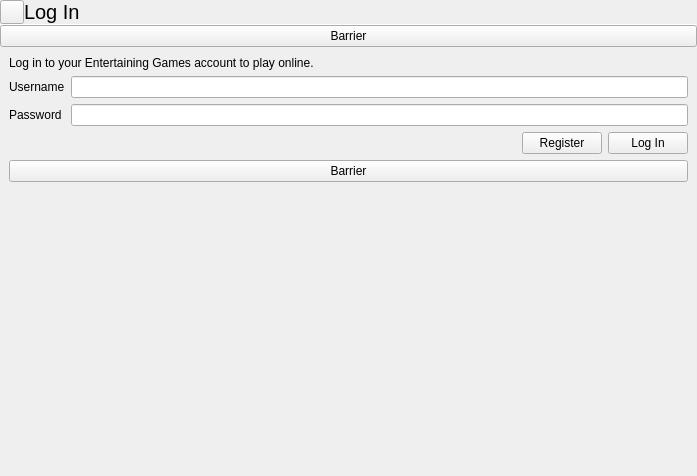
vicr123/libentertaining, file online/logindialog.ui: the form before one commit.
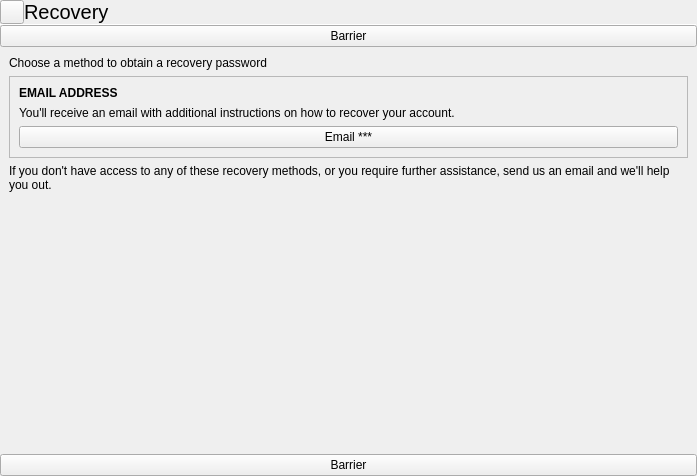
The form after the commit. The open tabs and pages were chosen to show the change. Icons and pictures are not drawn. Custom widgets are drawn as their Qt base class.

Commit message: Password resets work

The edit to the form file:
```diff
--- a/online/logindialog.ui
+++ b/online/logindialog.ui
@@ -487,6 +487,194 @@
        </item>
       </layout>
      </widget>
+     <widget class="QWidget" name="recoveryPage">
+      <layout class="QVBoxLayout" name="verticalLayout_5">
+       <property name="spacing">
+        <number>0</number>
+       </property>
+       <property name="leftMargin">
+        <number>0</number>
+       </property>
+       <property name="topMargin">
+        <number>0</number>
+       </property>
+       <property name="rightMargin">
+        <number>0</number>
+       </property>
+       <property name="bottomMargin">
+        <number>0</number>
+       </property>
+       <item>
+        <layout class="QHBoxLayout" name="horizontalLayout_6">
+         <property name="spacing">
+          <number>0</number>
+         </property>
+         <item>
+          <widget class="QToolButton" name="backButton_3">
+           <property name="sizePolicy">
+            <sizepolicy hsizetype="Preferred" vsizetype="Preferred">
+             <horstretch>0</horstretch>
+             <verstretch>0</verstretch>
+            </sizepolicy>
+           </property>
+           <property name="text">
+            <string/>
+           </property>
+           <property name="icon">
+            <iconset resource="../libentertaining_resources.qrc">
+             <normaloff>:/libentertaining/icons/go-previous.svg</normaloff>:/libentertaining/icons/go-previous.svg</iconset>
+           </property>
+          </widget>
+         </item>
+         <item>
+          <widget class="QLabel" name="label_15">
+           <property name="sizePolicy">
+            <sizepolicy hsizetype="Expanding" vsizetype="Preferred">
+             <horstretch>0</horstretch>
+             <verstretch>0</verstretch>
+            </sizepolicy>
+           </property>
+           <property name="font">
+            <font>
+             <pointsize>15</pointsize>
+            </font>
+           </property>
+           <property name="text">
+            <string>Recovery</string>
+           </property>
+           <property name="margin">
+            <number>9</number>
+           </property>
+          </widget>
+         </item>
+        </layout>
+       </item>
+       <item>
+        <widget class="Line" name="line_3">
+         <property name="maximumSize">
+          <size>
+           <width>16777215</width>
+           <height>1</height>
+          </size>
+         </property>
+         <property name="orientation">
+          <enum>Qt::Horizontal</enum>
+         </property>
+        </widget>
+       </item>
+       <item>
+        <widget class="FocusBarrier" name="focusBarrier_5">
+         <property name="text">
+          <string notr="true">Barrier</string>
+         </property>
+        </widget>
+       </item>
+       <item>
+        <layout class="QVBoxLayout" name="verticalLayout_4">
+         <property name="spacing">
+          <number>6</number>
+         </property>
+         <property name="leftMargin">
+          <number>9</number>
+         </property>
+         <property name="topMargin">
+          <number>9</number>
+         </property>
+         <property name="rightMargin">
+          <number>9</number>
+         </property>
+         <property name="bottomMargin">
+          <number>9</number>
+         </property>
+         <item>
+          <widget class="QLabel" name="label_16">
+           <property name="text">
+            <string>Choose a method to obtain a recovery password</string>
+           </property>
+           <property name="wordWrap">
+            <bool>true</bool>
+           </property>
+          </widget>
+         </item>
+         <item>
+          <widget class="QFrame" name="frame">
+           <property name="frameShape">
+            <enum>QFrame::StyledPanel</enum>
+           </property>
+           <property name="frameShadow">
+            <enum>QFrame::Raised</enum>
+           </property>
+           <layout class="QVBoxLayout" name="verticalLayout_6">
+            <item>
+             <widget class="QLabel" name="label_17">
+              <property name="font">
+               <font>
+                <weight>75</weight>
+                <bold>true</bold>
+               </font>
+              </property>
+              <property name="text">
+               <string>EMAIL ADDRESS</string>
+              </property>
+             </widget>
+            </item>
+            <item>
+             <widget class="QLabel" name="label_18">
+              <property name="text">
+               <string>You'll receive an email with additional instructions on how to recover your account.</string>
+              </property>
+              <property name="wordWrap">
+               <bool>true</bool>
+              </property>
+             </widget>
+            </item>
+            <item>
+             <widget class="QPushButton" name="recoveryEmailButton">
+              <property name="text">
+               <string notr="true">Email ***</string>
+              </property>
+             </widget>
+            </item>
+           </layout>
+          </widget>
+         </item>
+         <item>
+          <widget class="QLabel" name="label_19">
+           <property name="text">
+            <string>If you don't have access to any of these recovery methods, or you require further assistance, send us an email and we'll help you out.</string>
+           </property>
+           <property name="wordWrap">
+            <bool>true</bool>
+           </property>
+          </widget>
+         </item>
+         <item>
+          <spacer name="verticalSpacer_5">
+           <property name="orientation">
+            <enum>Qt::Vertical</enum>
+           </property>
+           <property name="sizeHint" stdset="0">
+            <size>
+             <width>20</width>
+             <height>40</height>
+            </size>
+           </property>
+          </spacer>
+         </item>
+        </layout>
+       </item>
+       <item>
+        <widget class="FocusBarrier" name="focusBarrier_6">
+         <property name="text">
+          <string notr="true">Barrier</string>
+         </property>
+        </widget>
+       </item>
+       <item>
+        <widget class="GamepadHud" name="gamepadHud3" native="true"/>
+       </item>
+      </layout>
+     </widget>
      <widget class="QWidget" name="loaderPage">
       <layout class="QGridLayout" name="gridLayout_3">
        <item row="0" column="1">
```
Left out of the diff: 12 changed lines with no effect on the pictures. The commit also changes 171 other files.
